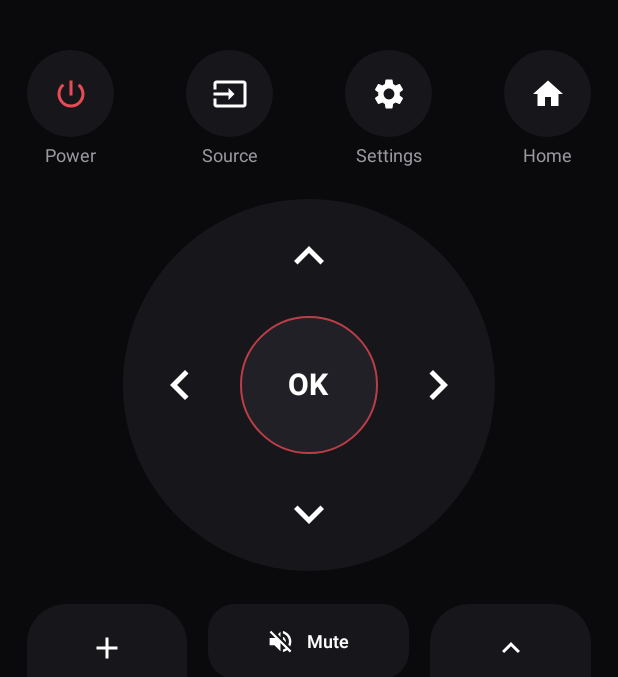
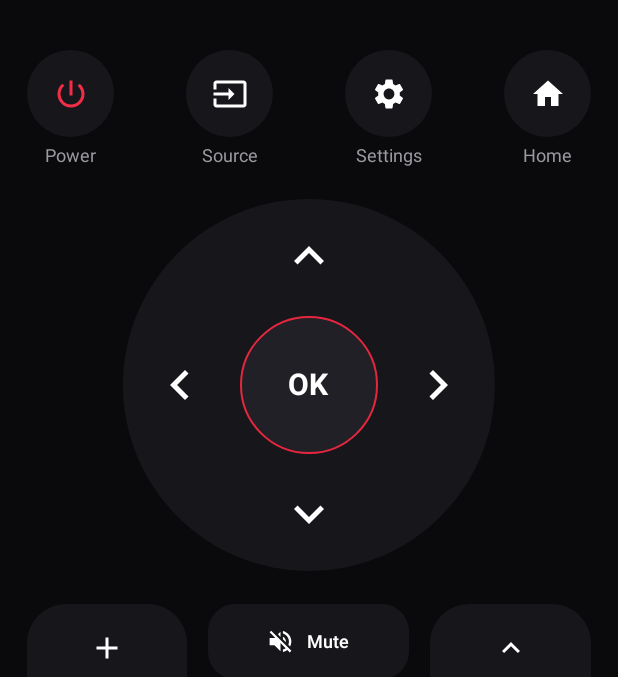
Before and after one commit to nkuchenov-hash/Poolt, an Android app built with Jetpack Compose: the composable PooltApp shown on its own in the app's theme, on a phone screen of 412 x 824 dp, the part 79-756 px from its top. Run offline under Robolectric (Android 15) with nearby library versions, the light colour scheme and no system bars; network calls fail.

Commit message:
Improve accent contrast and haptics on remote commands

```diff
--- a/app/src/main/java/app/poolt/MainActivity.kt
+++ b/app/src/main/java/app/poolt/MainActivity.kt
@@ -29,6 +29,8 @@ import androidx.compose.runtime.*
 import androidx.compose.ui.Alignment
 import androidx.compose.ui.Modifier
 import androidx.compose.ui.draw.clip
+import androidx.compose.ui.platform.LocalView
+import android.view.HapticFeedbackConstants
 import androidx.compose.ui.graphics.Color
 import androidx.compose.ui.graphics.vector.ImageVector
 import androidx.compose.ui.text.font.FontWeight
@@ -44,7 +46,7 @@ private val Bg = Color(0xFF0A0A0C)
 private val Panel = Color(0xFF17171B)
 private val Panel2 = Color(0xFF202026)
 private val Muted = Color(0xFF9A9AA1)
-private val Accent = Color(0xFF9E2027)
+private val Accent = Color(0xFFE6263E)
 
 class MainActivity : ComponentActivity() {
     private var splashFinished = false
@@ -142,6 +144,11 @@ class MainActivity : ComponentActivity() {
                         background = Bg,
                         surface = Bg,
                         primary = Accent,
+                        onPrimary = Color.White,
+                        secondary = Accent,
+                        onSecondary = Color.White,
+                        primaryContainer = Panel2,
+                        onPrimaryContainer = Color.White,
                         onBackground = Color.White,
                         onSurface = Color.White
                     )
@@ -155,6 +162,11 @@ class MainActivity : ComponentActivity() {
 @Composable
 fun PooltApp(vm: MainViewModel = viewModel()) {
     val state by vm.state.collectAsStateWithLifecycle()
+    val view = LocalView.current
+    val send: (RemoteCommand) -> Unit = { command ->
+        view.performHapticFeedback(HapticFeedbackConstants.KEYBOARD_TAP)
+        vm.send(command)
+    }
 
     Scaffold(
         containerColor = Bg,
@@ -218,14 +230,14 @@ fun PooltApp(vm: MainViewModel = viewModel()) {
             Spacer(Modifier.height(14.dp))
 
             Row(Modifier.fillMaxWidth(), horizontalArrangement = Arrangement.SpaceBetween) {
-                SquareButton(Icons.Default.PowerSettingsNew, "Power", accent = true) { vm.send(RemoteCommand.POWER) }
-                SquareButton(Icons.Default.Input, "Source") { vm.send(RemoteCommand.SOURCE) }
-                SquareButton(Icons.Default.Settings, "Settings") { vm.send(RemoteCommand.SETTINGS) }
-                SquareButton(Icons.Default.Home, "Home") { vm.send(RemoteCommand.HOME) }
+                SquareButton(Icons.Default.PowerSettingsNew, "Power", accent = true) { send(RemoteCommand.POWER) }
+                SquareButton(Icons.Default.Input, "Source") { send(RemoteCommand.SOURCE) }
+                SquareButton(Icons.Default.Settings, "Settings") { send(RemoteCommand.SETTINGS) }
+                SquareButton(Icons.Default.Home, "Home") { send(RemoteCommand.HOME) }
             }
 
             Spacer(Modifier.height(22.dp))
-            DPad(vm::send)
+            DPad(send)
             Spacer(Modifier.height(22.dp))
 
             Row(
@@ -237,37 +249,37 @@ fun PooltApp(vm: MainViewModel = viewModel()) {
                     top = Icons.Default.Add,
                     center = "VOL",
                     bottom = Icons.Default.Remove,
-                    onTop = { vm.send(RemoteCommand.VOLUME_UP) },
-                    onBottom = { vm.send(RemoteCommand.VOLUME_DOWN) }
+                    onTop = { send(RemoteCommand.VOLUME_UP) },
+                    onBottom = { send(RemoteCommand.VOLUME_DOWN) }
                 )
                 Column(
                     Modifier.weight(1.25f),
                     verticalArrangement = Arrangement.spacedBy(12.dp)
                 ) {
-                    WideButton(Icons.Default.VolumeOff, "Mute") { vm.send(RemoteCommand.MUTE) }
-                    WideButton(Icons.Default.Menu, "Menu") { vm.send(RemoteCommand.MENU) }
-                    WideButton(Icons.Default.ArrowBack, "Back") { vm.send(RemoteCommand.BACK) }
+                    WideButton(Icons.Default.VolumeOff, "Mute") { send(RemoteCommand.MUTE) }
+                    WideButton(Icons.Default.Menu, "Menu") { send(RemoteCommand.MENU) }
+                    WideButton(Icons.Default.ArrowBack, "Back") { send(RemoteCommand.BACK) }
                 }
                 TallRocker(
                     Modifier.weight(1f),
                     top = Icons.Default.KeyboardArrowUp,
                     center = "CH",
                     bottom = Icons.Default.KeyboardArrowDown,
-                    onTop = { vm.send(RemoteCommand.CHANNEL_UP) },
-                    onBottom = { vm.send(RemoteCommand.CHANNEL_DOWN) }
+                    onTop = { send(RemoteCommand.CHANNEL_UP) },
+                    onBottom = { send(RemoteCommand.CHANNEL_DOWN) }
                 )
             }
 
             Spacer(Modifier.height(18.dp))
 
             Row(Modifier.fillMaxWidth(), horizontalArrangement = Arrangement.spacedBy(12.dp)) {
-                WideButton(Icons.Default.FastRewind, "Rew", Modifier.weight(1f)) { vm.send(RemoteCommand.REWIND) }
-                WideButton(Icons.Default.PlayArrow, "Play", Modifier.weight(1f)) { vm.send(RemoteCommand.PLAY_PAUSE) }
-                WideButton(Icons.Default.FastForward, "Fwd", Modifier.weight(1f)) { vm.send(RemoteCommand.FAST_FORWARD) }
+                WideButton(Icons.Default.FastRewind, "Rew", Modifier.weight(1f)) { send(RemoteCommand.REWIND) }
+                WideButton(Icons.Default.PlayArrow, "Play", Modifier.weight(1f)) { send(RemoteCommand.PLAY_PAUSE) }
+                WideButton(Icons.Default.FastForward, "Fwd", Modifier.weight(1f)) { send(RemoteCommand.FAST_FORWARD) }
             }
 
             Spacer(Modifier.height(18.dp))
-            NumberPad(vm::send)
+            NumberPad(send)
             Spacer(Modifier.height(24.dp))
         }
     }
@@ -362,9 +374,9 @@ private fun SquareButton(icon: ImageVector, label: String, accent: Boolean = fal
             modifier = Modifier.size(58.dp),
             colors = IconButtonDefaults.filledIconButtonColors(
                 containerColor = Panel,
-                contentColor = if (accent) Color(0xFFE84B56) else Color.White
+                contentColor = if (accent) Color(0xFFF22E47) else Color.White
             )
-        ) { Icon(icon, label, tint = if (accent) Color(0xFFE84B56) else Color.White) }
+        ) { Icon(icon, label, tint = if (accent) Color(0xFFF22E47) else Color.White) }
         Spacer(Modifier.height(5.dp))
         Text(label, color = Muted, fontSize = 12.sp)
     }
@@ -388,7 +400,7 @@ private fun DPad(onCommand: (RemoteCommand) -> Unit) {
         Button(
             onClick = { onCommand(RemoteCommand.OK) },
             modifier = Modifier.align(Alignment.Center).size(92.dp)
-                .border(1.dp, Color(0xFFBB3D46), CircleShape),
+                .border(1.dp, Color(0xFFE6263E), CircleShape),
             shape = CircleShape,
             colors = ButtonDefaults.buttonColors(containerColor = Panel2, contentColor = Color.White)
         ) { Text("OK", color = Color.White, fontWeight = FontWeight.Bold, fontSize = 20.sp) }
```
